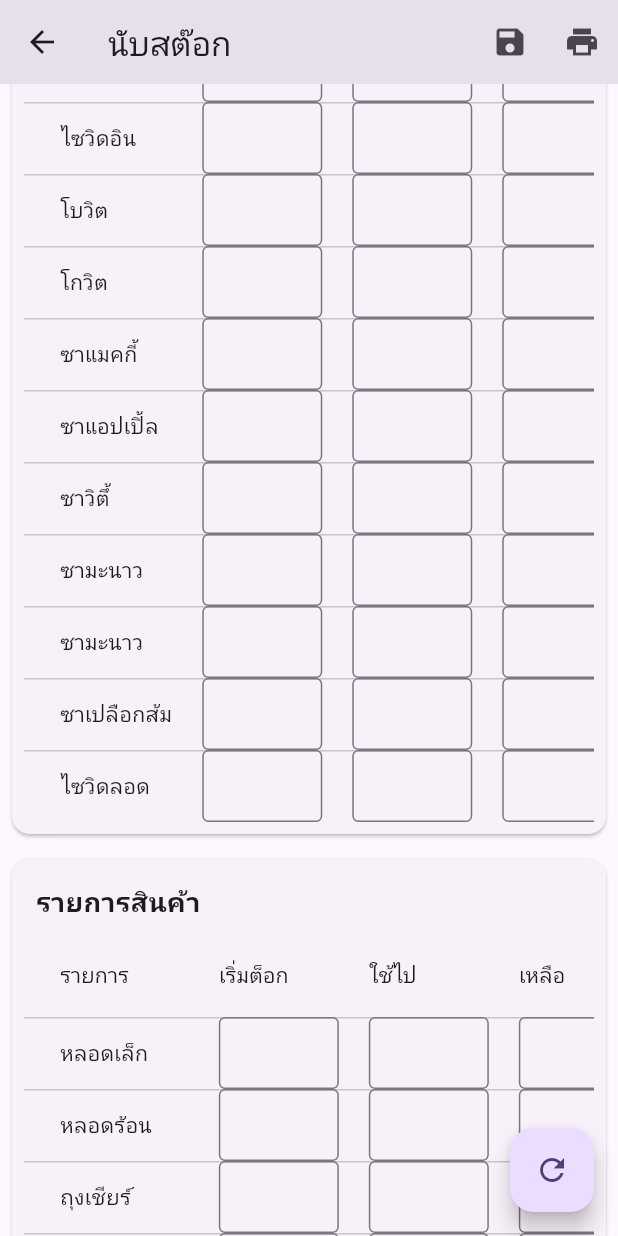
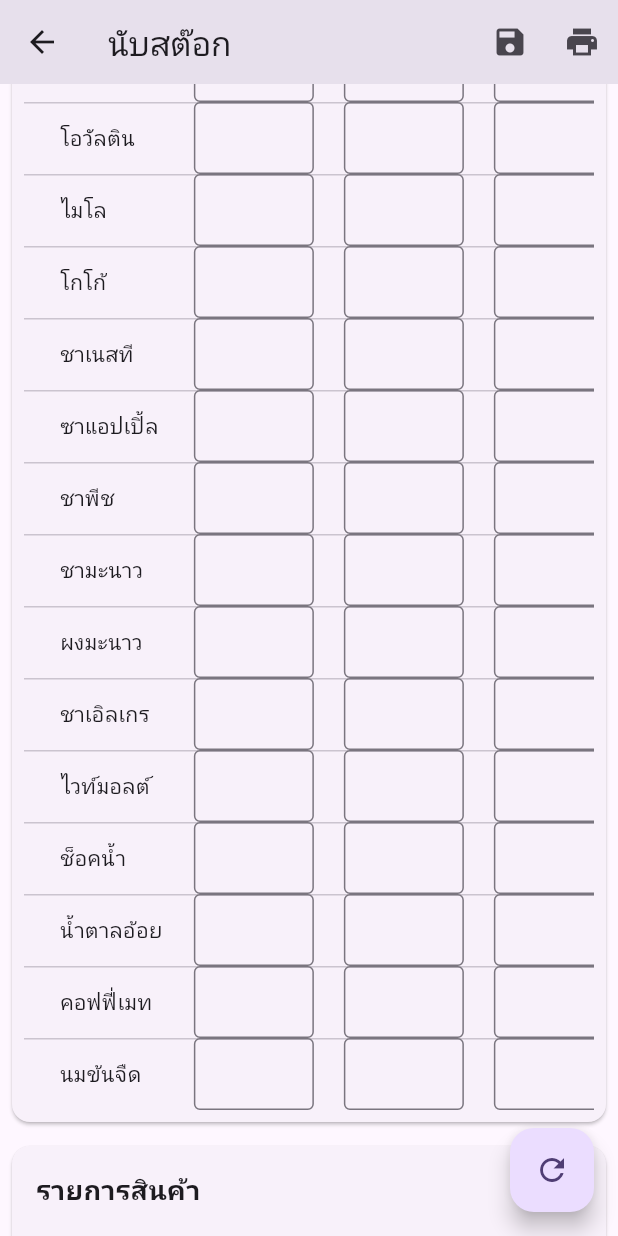
Before and after one commit to llsit/roast-koff-management, a Flutter app: the AddStockScreen screen opened by its route, scrolled down 1152 dp, on a phone screen of 412 x 824 dp. Run offline on Flutter 3.47's test engine with Material 3 defaults, Android fonts, the phone set to English and light mode, and no system bars; our stand-ins replace firebase_auth, firebase_core, flutter_dotenv; accounts and stored records are empty.

Commit message:
- fixed information stocking table

```diff
--- a/lib/features/stock/presentation/screen/add_stock_screen.dart
+++ b/lib/features/stock/presentation/screen/add_stock_screen.dart
@@ -24,60 +24,67 @@ class _AddStockScreenState extends State<AddStockScreen> {
   final List<StockItem> leftItems = [
     StockItem(name: 'แก้วเย็น', category: 'left'),
     StockItem(name: 'แก้วร้อน', category: 'left'),
+    StockItem(name: 'ฝาเรียบ', category: 'left'),
     StockItem(name: 'ฝาร้อน', category: 'left'),
-    StockItem(name: 'ฝาเย็น', category: 'left'),
-    StockItem(name: 'เฮลท์แพกโจ้', category: 'left'),
-    StockItem(name: 'หลอด', category: 'left'),
+    StockItem(name: 'เอสเพรสโซ่', category: 'left'),
+    StockItem(name: 'เข้ม', category: 'left'),
     StockItem(name: 'กลาง', category: 'left'),
-    StockItem(name: 'ส้อม', category: 'left'),
-    StockItem(name: 'มีดจะ', category: 'left'),
+    StockItem(name: 'อ่อน', category: 'left'),
+    StockItem(name: 'มัทฉะ', category: 'left'),
     StockItem(name: 'ซาเชียร', category: 'left'),
-    StockItem(name: 'ซามอง', category: 'left'),
-    StockItem(name: 'ไซวิดอิน', category: 'left'),
-    StockItem(name: 'โบวิต', category: 'left'),
-    StockItem(name: 'โกวิต', category: 'left'),
-    StockItem(name: 'ซาแมคกี้', category: 'left'),
+    StockItem(name: 'ชาแดง', category: 'left'),
+    StockItem(name: 'โอวัลติน', category: 'left'),
+    StockItem(name: 'ไมโล', category: 'left'),
+    StockItem(name: 'โกโก้', category: 'left'),
+    StockItem(name: 'ชาเนสที', category: 'left'),
     StockItem(name: 'ซาแอปเปิ้ล', category: 'left'),
-    StockItem(name: 'ซาวิตึ้', category: 'left'),
-    StockItem(name: 'ซามะนาว', category: 'left'),
-    StockItem(name: 'ซามะนาว', category: 'left'),
-    StockItem(name: 'ซาเปลือกส้ม', category: 'left'),
-    StockItem(name: 'ไซวิดลอด', category: 'left'),
+    StockItem(name: 'ชาพีช', category: 'left'),
+    StockItem(name: 'ชามะนาว', category: 'left'),
+    StockItem(name: 'ผงมะนาว', category: 'left'),
+    StockItem(name: 'ชาเอิลเกร', category: 'left'),
+    StockItem(name: 'ไวท์มอลต์', category: 'left'),
+    StockItem(name: 'ช็อคน้ำ', category: 'left'),
+    StockItem(name: 'น้ำตาลอ้อย', category: 'left'),
+    StockItem(name: 'คอฟฟี่เมท', category: 'left'),
+    StockItem(name: 'นมข้นจืด', category: 'left'),
   ];
 
   final List<StockItem> rightItems = [
+    StockItem(name: 'นมข้นหวาน', category: 'right'),
+    StockItem(name: 'นมสดฝาน้ำเงิน', category: 'right'),
+    StockItem(name: 'นมสดฝาขาว', category: 'right'),
+    StockItem(name: 'ชาเขียวมะนาว', category: 'right'),
     StockItem(name: 'หลอดเล็ก', category: 'right'),
     StockItem(name: 'หลอดร้อน', category: 'right'),
-    StockItem(name: 'ถุงเชียร์', category: 'right'),
-    StockItem(name: 'ถุงยู', category: 'right'),
-    StockItem(name: 'ฝาคัฟ', category: 'right'),
-    StockItem(name: 'โจ๊กา', category: 'right'),
+    StockItem(name: 'ถุงเดี่ยว', category: 'right'),
+    StockItem(name: 'ถุงคู่', category: 'right'),
+    StockItem(name: 'ทิชชู่', category: 'right'),
+    StockItem(name: 'โซดา', category: 'right'),
     StockItem(name: 'น้ำผึ้ง', category: 'right'),
-    StockItem(name: 'น้ำตาล', category: 'right'),
-    StockItem(name: 'น้ำแบะแซว', category: 'right'),
-    StockItem(name: 'โรวิโมะแซว', category: 'right'),
+    StockItem(name: 'น้ำส้ม', category: 'right'),
+    StockItem(name: 'น้ำมะพร้าว', category: 'right'),
+    StockItem(name: 'ไซรัปมะพร้าว', category: 'right'),
     StockItem(name: 'สตอเบอร์รี่', category: 'right'),
     StockItem(name: 'คิวี่', category: 'right'),
     StockItem(name: 'แอปเปิ้ล', category: 'right'),
     StockItem(name: 'บลูเบอร์รี่', category: 'right'),
     StockItem(name: 'บลูเลมอน', category: 'right'),
-    StockItem(name: 'แคตคาลูย', category: 'right'),
-    StockItem(name: 'เชพคูเลอม', category: 'right'),
-    StockItem(name: 'ดาว์นอล', category: 'right'),
+    StockItem(name: 'แคตคาลูป', category: 'right'),
+    StockItem(name: 'เฮลบลูบอย', category: 'right'),
+    StockItem(name: 'คาราเมล', category: 'right'),
     StockItem(name: 'วานิลลา', category: 'right'),
-    StockItem(name: 'โววิช็อต', category: 'right'),
-    StockItem(name: 'น้ำเกาตอง', category: 'right'),
-    StockItem(name: 'คอฟฟีเมทตอง', category: 'right'),
+    StockItem(name: 'ไวท์ช็อค', category: 'right'),
+    StockItem(name: 'น้ำตาลซอง', category: 'right'),
+    StockItem(name: 'คอฟฟีเมทซอง', category: 'right'),
   ];
 
   final List<StockItem> bottomItems = [
-    StockItem(name: 'น้ำขวดย่อย', category: 'bottom'),
-    StockItem(name: 'คอฟฟี่มาท', category: 'bottom', value: '1000'),
-    StockItem(name: 'นมข้นจืด', category: 'bottom', value: '500'),
-    StockItem(name: 'นมข้นหวาน', category: 'bottom', value: '100'),
-    StockItem(name: 'แม่สตส่งน้ำเย็น', category: 'bottom', value: '50'),
-    StockItem(name: 'แม่สตส่งชา', category: 'bottom', value: '20'),
-    StockItem(name: 'ซาเชียรนมสาร', category: 'bottom', value: 'เหรียญ'),
+    StockItem(name: '1000', category: 'bottom'),
+    StockItem(name: '500', category: 'bottom'),
+    StockItem(name: '100', category: 'bottom'),
+    StockItem(name: '50', category: 'bottom'),
+    StockItem(name: '20', category: 'bottom'),
+    StockItem(name: 'เหรียญ', category: 'bottom'),
   ];
 
   // Function to update stock item values
@@ -201,15 +208,7 @@ class _AddStockScreenState extends State<AddStockScreen> {
               ),
             ),
             const SizedBox(width: 16),
-            Expanded(
-              child: TextField(
-                decoration: const InputDecoration(
-                  labelText: 'กะ',
-                  border: OutlineInputBorder(),
-                  prefixIcon: Icon(Icons.access_time),
-                ),
-              ),
-            ),
+            ElevatedButton(onPressed: () {}, child: const Text("Submit")),
           ],
         ),
       ),
@@ -238,12 +237,10 @@ class _AddStockScreenState extends State<AddStockScreen> {
                 columns: const [
                   DataColumn(label: Text('ยอดขาย')),
                   DataColumn(label: Text('แก้ว')),
-                  DataColumn(label: Text('แพค')),
+                  DataColumn(label: Text('เยติ')),
                   DataColumn(label: Text('จำนวนเงิน')),
-                  DataColumn(label: Text('โอน')),
-                  DataColumn(label: Text('รายจ่าย')),
+                  DataColumn(label: Text('รายจ่ายอื่นๆ')),
                   DataColumn(label: Text('จำนวนเงิน')),
-                  DataColumn(label: Text('จำนวนเงินยอดขวด')),
                 ],
                 rows:
                     topItems.map((item) {
@@ -268,7 +265,7 @@ class _AddStockScreenState extends State<AddStockScreen> {
                                   (value) => updateStockItemValue(
                                     item,
                                     value,
-                                    column: 'แพค',
+                                    column: 'เยติ',
                                   ),
                             ),
                           ),
@@ -284,10 +281,14 @@ class _AddStockScreenState extends State<AddStockScreen> {
                             ),
                           ),
                           DataCell(
-                            _buildNumberInput(
-                              value: item.beginStock,
-                              onChanged:
-                                  (value) => updateStockItemValue(item, value),
+                            SizedBox(
+                              width: 120,
+                              child: _buildNumberInput(
+                                value: item.beginStock,
+                                onChanged:
+                                    (value) =>
+                                        updateStockItemValue(item, value),
+                              ),
                             ),
                           ),
                           DataCell(
@@ -297,14 +298,6 @@ class _AddStockScreenState extends State<AddStockScreen> {
                                   (value) => updateStockItemValue(item, value),
                             ),
                           ),
-                          DataCell(
-                            _buildNumberInput(
-                              value: item.remaining,
-                              onChanged:
-                                  (value) => updateStockItemValue(item, value),
-                            ),
-                          ),
-                          DataCell(Text(item.value)),
                         ],
                       );
                     }).toList(),
@@ -356,7 +349,7 @@ class _AddStockScreenState extends State<AddStockScreen> {
                 columnSpacing: 20,
                 columns: const [
                   DataColumn(label: Text('รายการ')),
-                  DataColumn(label: Text('เริ่มต็อก')),
+                  DataColumn(label: Text('เติมสต๊อก')),
                   DataColumn(label: Text('ใช้ไป')),
                   DataColumn(label: Text('เหลือ')),
                 ],
@@ -420,7 +413,7 @@ class _AddStockScreenState extends State<AddStockScreen> {
             const Padding(
               padding: EdgeInsets.all(8.0),
               child: Text(
-                'วัตถุดิบ',
+                'ยอดเงินคงเหลือ',
                 style: TextStyle(fontSize: 18, fontWeight: FontWeight.bold),
               ),
             ),
@@ -431,16 +424,13 @@ class _AddStockScreenState extends State<AddStockScreen> {
                 columns: const [
                   DataColumn(label: Text('รายการ')),
                   DataColumn(label: Text('จำนวน')),
-                  DataColumn(label: Text('เริ่มต็อก')),
-                  DataColumn(label: Text('ใช้ไป')),
-                  DataColumn(label: Text('เหลือ')),
+                  DataColumn(label: Text('ยอดรวม')),
                 ],
                 rows:
                     bottomItems.map((item) {
                       return DataRow(
                         cells: [
                           DataCell(Text(item.name)),
-                          DataCell(Text(item.value)),
                           DataCell(
                             _buildNumberInput(
                               value: item.beginStock,
@@ -448,7 +438,7 @@ class _AddStockScreenState extends State<AddStockScreen> {
                                   (value) => updateStockItemValue(
                                     item,
                                     value,
-                                    column: 'เริ่มต็อก',
+                                    column: 'จำนวน',
                                   ),
                             ),
                           ),
@@ -459,18 +449,7 @@ class _AddStockScreenState extends State<AddStockScreen> {
                                   (value) => updateStockItemValue(
                                     item,
                                     value,
-                                    column: 'ใช้ไป',
-                                  ),
-                            ),
-                          ),
-                          DataCell(
-                            _buildNumberInput(
-                              value: item.remaining,
-                              onChanged:
-                                  (value) => updateStockItemValue(
-                                    item,
-                                    value,
-                                    column: 'เหลือ',
+                                    column: 'ยอดรวม',
                                   ),
                             ),
                           ),
@@ -500,8 +479,10 @@ class _AddStockScreenState extends State<AddStockScreen> {
             Row(
               mainAxisAlignment: MainAxisAlignment.spaceEvenly,
               children: [
-                Expanded(child: _buildTotalField('เงิน', '0')),
-                const SizedBox(width: 16),
+                Expanded(child: _buildTotalField('ทิป', '0')),
+                const SizedBox(width: 8),
+                Expanded(child: _buildTotalField('เกิน', '0')),
+                const SizedBox(width: 8),
                 Expanded(child: _buildTotalField('ขาด', '0')),
               ],
             ),
@@ -516,7 +497,7 @@ class _AddStockScreenState extends State<AddStockScreen> {
       decoration: InputDecoration(
         labelText: label,
         border: const OutlineInputBorder(),
-        contentPadding: const EdgeInsets.symmetric(horizontal: 16, vertical: 8),
+        contentPadding: const EdgeInsets.symmetric(horizontal: 8, vertical: 8),
       ),
       controller: TextEditingController(text: value),
       readOnly: true,
```
